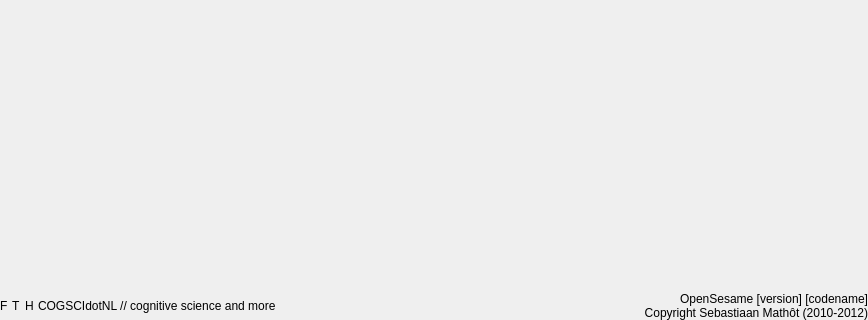
Before: the Qt Designer form resources/ui/credits_widget.ui in open-cogsci/OpenSesame, drawn with Qt 5.
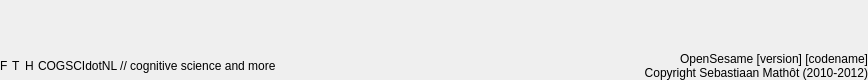
After: the same form once the commit is applied.

What changed in the file:
```diff
--- a/resources/ui/credits_widget.ui
+++ b/resources/ui/credits_widget.ui
@@ -7,7 +7,7 @@
     <x>0</x>
     <y>0</y>
     <width>868</width>
-    <height>320</height>
+    <height>80</height>
    </rect>
   </property>
   <property name="sizePolicy">
```
